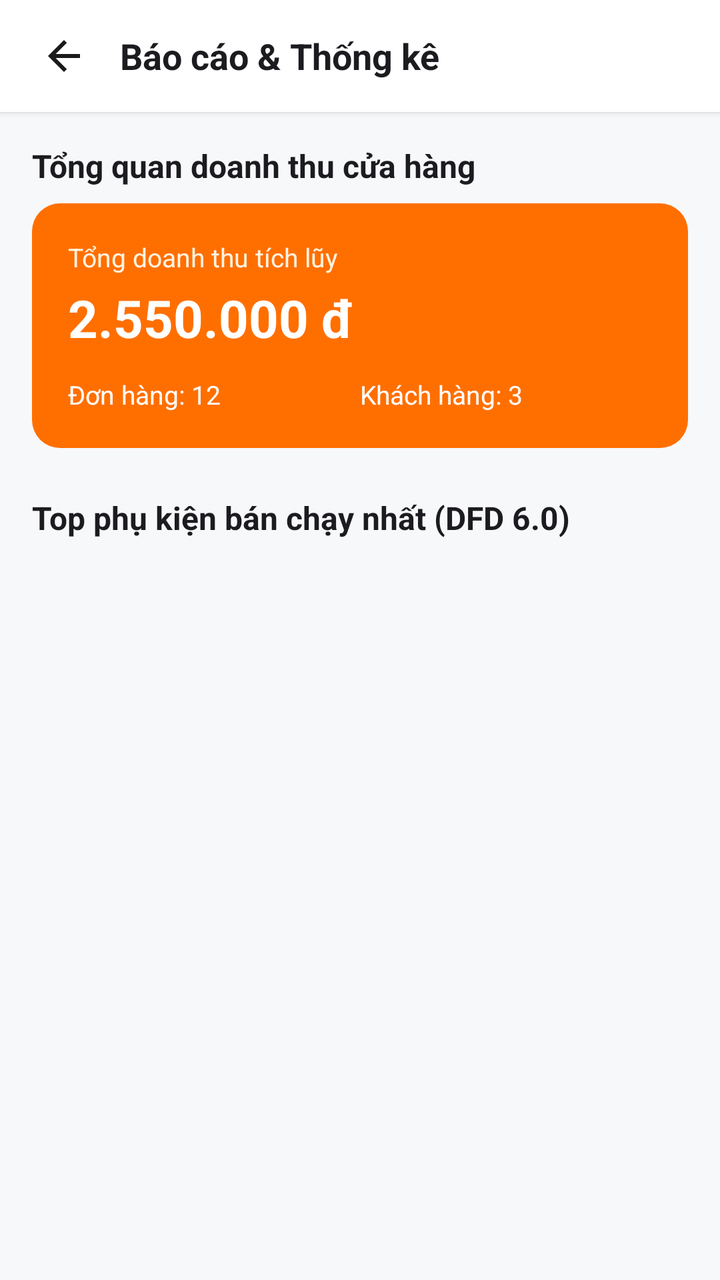
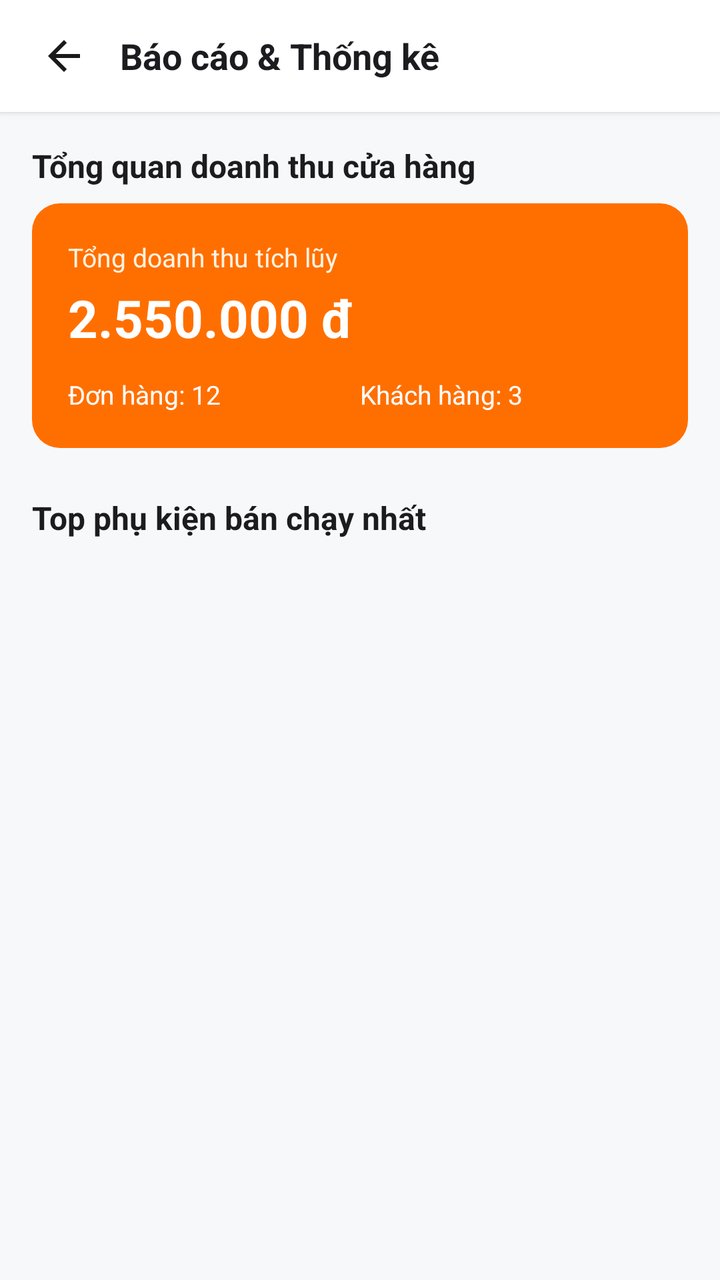

The first picture is an Android layout as it rendered before a commit; the second is the same layout after the commit. The layout source and the unified diff follow.
<!-- AndroidManifest.xml: application theme Theme.PetShop -->
<!-- res/layout/activity_bao_cao.xml -->
﻿<?xml version="1.0" encoding="utf-8"?>
<RelativeLayout xmlns:android="http://schemas.android.com/apk/res/android"
    android:layout_width="match_parent"
    android:layout_height="match_parent"
    android:background="@color/background">

    <LinearLayout
        android:id="@+id/topBarBaoCao"
        android:layout_width="match_parent"
        android:layout_height="56dp"
        android:background="@color/white"
        android:elevation="2dp"
        android:gravity="center_vertical"
        android:orientation="horizontal"
        android:paddingHorizontal="16dp">

        <ImageView
            android:id="@+id/btnBackBaoCao"
            android:layout_width="32dp"
            android:layout_height="32dp"
            android:padding="4dp"
            android:src="@drawable/ic_back" />

        <TextView
            android:layout_width="0dp"
            android:layout_height="wrap_content"
            android:layout_marginStart="12dp"
            android:layout_weight="1"
            android:text="Báo cáo &amp; Thống kê"
            android:textColor="@color/text_primary"
            android:textSize="18sp"
            android:textStyle="bold" />
    </LinearLayout>

    <androidx.core.widget.NestedScrollView
        android:layout_width="match_parent"
        android:layout_height="match_parent"
        android:layout_below="@id/topBarBaoCao">

        <LinearLayout
            android:layout_width="match_parent"
            android:layout_height="wrap_content"
            android:orientation="vertical"
            android:padding="16dp">

            
            <TextView
                android:layout_width="wrap_content"
                android:layout_height="wrap_content"
                android:text="Tổng quan doanh thu cửa hàng"
                android:textColor="@color/text_primary"
                android:textSize="16sp"
                android:textStyle="bold" />

            <LinearLayout
                android:layout_width="match_parent"
                android:layout_height="wrap_content"
                android:layout_marginTop="8dp"
                android:background="@drawable/bg_button_primary"
                android:orientation="vertical"
                android:padding="18dp">

                <TextView
                    android:layout_width="wrap_content"
                    android:layout_height="wrap_content"
                    android:text="Tổng doanh thu tích lũy"
                    android:textColor="#FFF3E0"
                    android:textSize="13sp" />

                <TextView
                    android:id="@+id/tvBaoCaoTongDoanhThu"
                    android:layout_width="wrap_content"
                    android:layout_height="wrap_content"
                    android:layout_marginTop="4dp"
                    android:text="2.550.000 đ"
                    android:textColor="@color/white"
                    android:textSize="26sp"
                    android:textStyle="bold" />

                <LinearLayout
                    android:layout_width="match_parent"
                    android:layout_height="wrap_content"
                    android:layout_marginTop="12dp"
                    android:orientation="horizontal">

                    <TextView
                        android:id="@+id/tvBaoCaoTongDon"
                        android:layout_width="0dp"
                        android:layout_height="wrap_content"
                        android:layout_weight="1"
                        android:text="Đơn hàng: 12"
                        android:textColor="@color/white"
                        android:textSize="13sp" />

                    <TextView
                        android:id="@+id/tvBaoCaoTongKhach"
                        android:layout_width="0dp"
                        android:layout_height="wrap_content"
                        android:layout_weight="1"
                        android:text="Khách hàng: 3"
                        android:textColor="@color/white"
                        android:textSize="13sp" />
                </LinearLayout>
            </LinearLayout>

            
            <TextView
                android:layout_width="wrap_content"
                android:layout_height="wrap_content"
                android:layout_marginTop="24dp"
                android:text="Top phụ kiện bán chạy nhất (DFD 6.0)"
                android:textColor="@color/text_primary"
                android:textSize="16sp"
                android:textStyle="bold" />

            <LinearLayout
                android:id="@+id/layoutTopBanChay"
                android:layout_width="match_parent"
                android:layout_height="wrap_content"
                android:layout_marginTop="8dp"
                android:orientation="vertical" />

        </LinearLayout>
    </androidx.core.widget.NestedScrollView>

</RelativeLayout>
<!-- resources referenced by this layout -->
<resources>
  <color name="background">#F7F8FA</color>
  <color name="text_primary">#1C1B1F</color>
  <color name="white">#FFFFFFFF</color>
  <!-- drawable bg_button_primary (drawable) -->
  ﻿<shape xmlns:android="http://schemas.android.com/apk/res/android" android:shape="rectangle">
      <solid android:color="@color/primary"/>
      <corners android:radius="14dp"/>
  </shape>
  <!-- drawable ic_back (drawable) -->
  <vector xmlns:android="http://schemas.android.com/apk/res/android"
      android:width="24dp"
      android:height="24dp"
      android:viewportWidth="24"
      android:viewportHeight="24"
      android:tint="#1A1A1A">
      <path
          android:fillColor="@android:color/white"
          android:pathData="M20,11H7.83l5.59,-5.59L12,4l-8,8 8,8 1.41,-1.41L7.83,13H20v-2z"/>
  </vector>
  <style name="Theme.PetShop" parent="Theme.Material3.DayNight.NoActionBar">
          <item name="colorPrimary">@color/primary</item>
          <item name="colorPrimaryVariant">@color/primary_dark</item>
          <item name="colorOnPrimary">@color/white</item>
          <item name="colorSecondary">@color/accent</item>
          <item name="android:statusBarColor">@color/surface</item>
          <item name="android:windowLightStatusBar">true</item>
          <item name="android:windowBackground">@color/background</item>
      </style>
  <color name="primary">#FF6F00</color>
  <color name="primary_dark">#E65100</color>
  <color name="accent">#00897B</color>
  <color name="surface">#FFFFFF</color>
</resources>

<!-- the commit's change to res/layout/activity_bao_cao.xml (unified diff, before → after) -->
@@ -1,5 +1,6 @@
 ﻿<?xml version="1.0" encoding="utf-8"?>
 <RelativeLayout xmlns:android="http://schemas.android.com/apk/res/android"
+    android:fitsSystemWindows="true"
     android:layout_width="match_parent"
     android:layout_height="match_parent"
     android:background="@color/background">
@@ -108,7 +109,7 @@
                 android:layout_width="wrap_content"
                 android:layout_height="wrap_content"
                 android:layout_marginTop="24dp"
-                android:text="Top phụ kiện bán chạy nhất (DFD 6.0)"
+                android:text="Top phụ kiện bán chạy nhất "
                 android:textColor="@color/text_primary"
                 android:textSize="16sp"
                 android:textStyle="bold" />
<!-- resource entries referenced after the edit -->
@@ -27,6 +27,7 @@
           <item name="android:statusBarColor">@color/surface</item>
           <item name="android:windowLightStatusBar">true</item>
           <item name="android:windowBackground">@color/background</item>
+          <item name="android:fitsSystemWindows">true</item>
       </style>
   <color name="primary">#FF6F00</color>
   <color name="primary_dark">#E65100</color>
